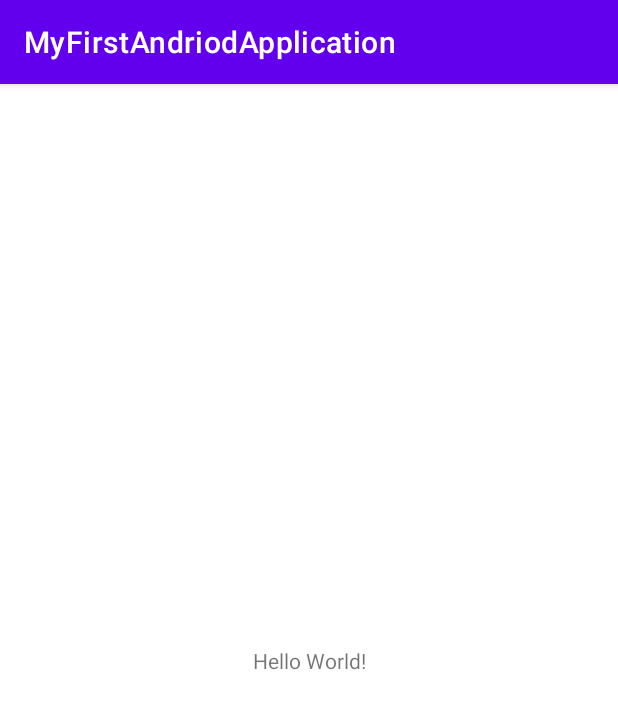
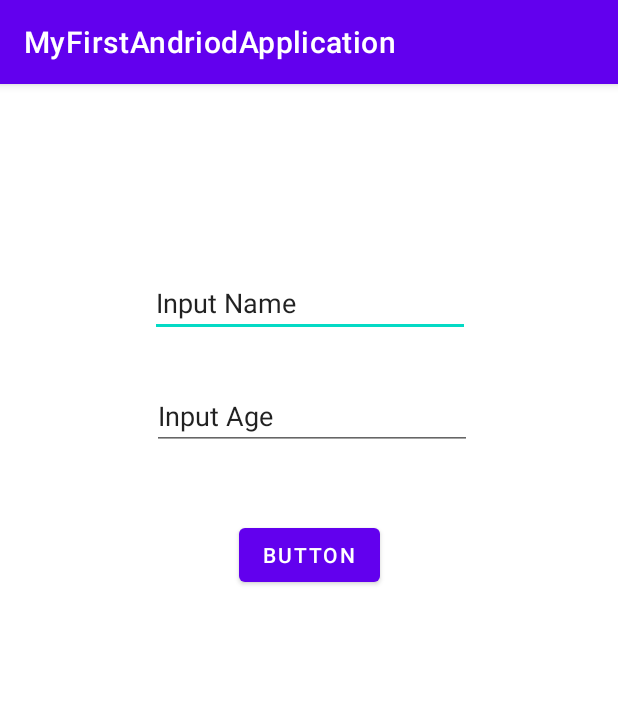
Before and after one commit to Ravnen707/MyFirstAndriodApplication, an Android app: the screen it shows after launch (MainActivity), on a phone screen of 412 x 824 dp. Shown: the top 709 px of the screen. Run offline under Robolectric (Android 15) with nearby library versions, the phone set to English and light mode, and no system bars.

Commit message:
Milestone 2. Edit text can be shown in textview by a bttnclick

```diff
--- a/app/src/main/java/com/example/myfirstandriodapplication/MainActivity.java
+++ b/app/src/main/java/com/example/myfirstandriodapplication/MainActivity.java
@@ -3,6 +3,9 @@ package com.example.myfirstandriodapplication;
 import androidx.appcompat.app.AppCompatActivity;
 
 import android.os.Bundle;
+import android.view.View;
+import android.widget.TextView;
+
 
 public class MainActivity extends AppCompatActivity {
 
@@ -10,5 +13,15 @@ public class MainActivity extends AppCompatActivity {
     protected void onCreate(Bundle savedInstanceState) {
         super.onCreate(savedInstanceState);
         setContentView(R.layout.activity_main);
+            }
+
+    public void bttnOnClick(View view) {
+        TextView tvN = (TextView) findViewById(R.id.txtName);
+        TextView tvNedit = (TextView) findViewById(R.id.editText);
+        tvN.setText(tvNedit.getText());
+        TextView tvA = (TextView) findViewById(R.id.txtAge);
+        TextView tvAedit = (TextView) findViewById(R.id.editText2);
+        tvA.setText(tvAedit.getText());
+
     }
 }
--- a/app/src/main/res/layout/activity_main.xml
+++ b/app/src/main/res/layout/activity_main.xml
@@ -6,13 +6,99 @@
     android:layout_height="match_parent"
     tools:context=".MainActivity">
 
-    <TextView
+
+    <Button
+        tools:context="Controller.Controller"
+        android:id="@+id/Button"
         android:layout_width="wrap_content"
         android:layout_height="wrap_content"
-        android:text="Hello World!"
+        android:layout_marginStart="162dp"
+        android:layout_marginLeft="162dp"
+        android:layout_marginTop="200dp"
+        android:layout_marginEnd="162dp"
+        android:layout_marginRight="162dp"
+        android:layout_marginBottom="355dp"
+        android:onClick="bttnOnClick"
+        android:text="@string/button"
         app:layout_constraintBottom_toBottomOf="parent"
-        app:layout_constraintLeft_toLeftOf="parent"
-        app:layout_constraintRight_toRightOf="parent"
-        app:layout_constraintTop_toTopOf="parent" />
+        app:layout_constraintEnd_toEndOf="parent"
+        app:layout_constraintHorizontal_bias="0.523"
+        app:layout_constraintStart_toStartOf="parent"
+        app:layout_constraintTop_toTopOf="parent"
+        app:layout_constraintVertical_bias="0.546"
+        tools:text="Click me!"
+ />
+
+    <EditText
+        android:id="@+id/editText"
+        android:layout_width="wrap_content"
+        android:layout_height="wrap_content"
+        android:layout_marginStart="101dp"
+        android:layout_marginLeft="101dp"
+        android:layout_marginTop="100dp"
+        android:layout_marginEnd="100dp"
+        android:layout_marginRight="100dp"
+        android:layout_marginBottom="100dp"
+        android:ems="10"
+        android:inputType="textPersonName"
+        android:text="@string/input_name"
+        app:layout_constraintBottom_toTopOf="@+id/Button"
+        app:layout_constraintEnd_toEndOf="parent"
+        app:layout_constraintStart_toStartOf="parent"
+        app:layout_constraintTop_toTopOf="parent"
+        app:layout_constraintVertical_bias="0.52" />
+
+    <EditText
+        android:id="@+id/editText2"
+        android:layout_width="wrap_content"
+        android:layout_height="wrap_content"
+        android:layout_marginStart="103dp"
+        android:layout_marginLeft="103dp"
+        android:layout_marginTop="19dp"
+        android:layout_marginEnd="99dp"
+        android:layout_marginRight="99dp"
+        android:layout_marginBottom="36dp"
+        android:ems="10"
+        android:inputType="textPersonName"
+        android:text="@string/input_age"
+        app:layout_constraintBottom_toTopOf="@+id/Button"
+        app:layout_constraintEnd_toEndOf="parent"
+        app:layout_constraintStart_toStartOf="parent"
+        app:layout_constraintTop_toBottomOf="@id/editText" />
+
+    <TextView
+        android:id="@+id/txtName"
+        android:layout_width="wrap_content"
+        android:layout_height="wrap_content"
+        android:layout_marginStart="50dp"
+        android:layout_marginLeft="50dp"
+        android:layout_marginTop="91dp"
+        android:layout_marginEnd="250dp"
+        android:layout_marginRight="250dp"
+        android:layout_marginBottom="394dp"
+        app:layout_constraintBottom_toBottomOf="parent"
+        app:layout_constraintEnd_toEndOf="parent"
+        app:layout_constraintHorizontal_bias="0.471"
+        app:layout_constraintStart_toStartOf="parent"
+        app:layout_constraintTop_toBottomOf="@+id/editText2"
+        app:layout_constraintVertical_bias="0.0" />
+
+    <TextView
+        android:id="@+id/txtAge"
+        android:layout_width="wrap_content"
+        android:layout_height="wrap_content"
+        android:layout_marginStart="125dp"
+        android:layout_marginLeft="125dp"
+        android:layout_marginTop="94dp"
+        android:layout_marginEnd="50dp"
+        android:layout_marginRight="50dp"
+        android:layout_marginBottom="391dp"
+        app:layout_constraintBottom_toBottomOf="parent"
+        app:layout_constraintEnd_toEndOf="parent"
+        app:layout_constraintHorizontal_bias="0.641"
+        app:layout_constraintStart_toEndOf="@+id/txtName"
+        app:layout_constraintTop_toBottomOf="@+id/editText2"
+        app:layout_constraintVertical_bias="0.0" />
+
 
 </androidx.constraintlayout.widget.ConstraintLayout>
--- a/app/src/main/res/values/strings.xml
+++ b/app/src/main/res/values/strings.xml
@@ -1,3 +1,7 @@
 <resources>
     <string name="app_name">MyFirstAndriodApplication</string>
+    <string name="button">Button</string>
+    <string name="name">Name</string>
+    <string name="input_age">Input Age</string>
+    <string name="input_name">Input Name</string>
 </resources>
```
